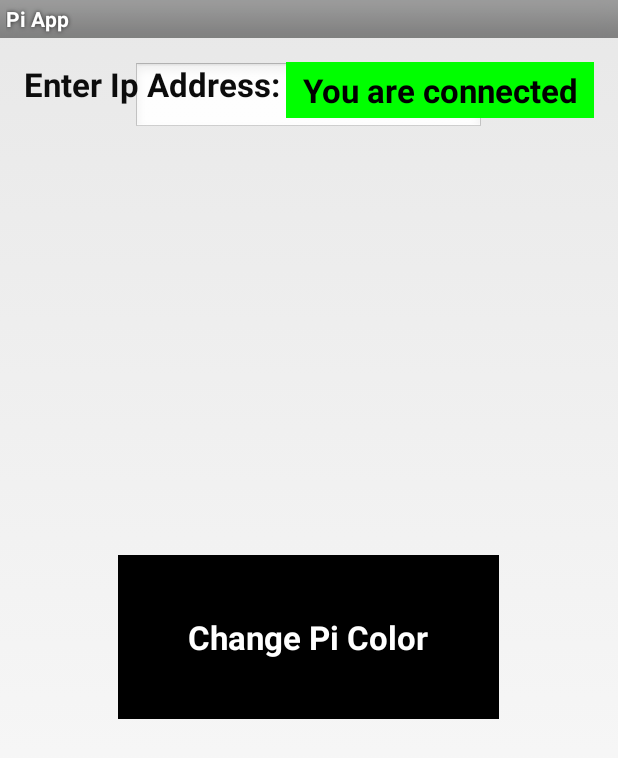
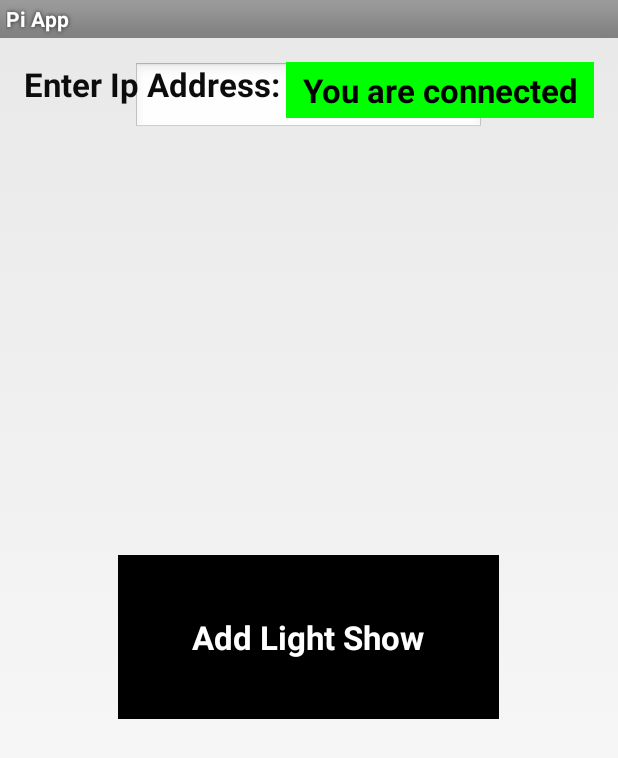
Before and after one commit to emseibert/webandmobile, an Android app: the screen it shows after launch (MainActivity), on a phone screen of 412 x 824 dp. Shown: the top 758 px of the screen. Run offline under Robolectric (Android 15) with nearby library versions, the phone set to English and light mode, and no system bars; libraries missing offline, so code that uses them is left out: com.hmkcode.http, org.apmem.tools.

```diff
--- a/app/build.gradle
+++ b/app/build.gradle
@@ -20,6 +20,7 @@ android {
 }
 
 dependencies {
+    compile 'org.apmem.tools:layouts:1.4@aar'
     compile fileTree(dir: 'libs', include: ['*.jar'])
     compile files('/Users/kristen/AndroidStudioProjects/webandmobile/libs/hmkcode-http-lib.jar')
 }
--- a/app/src/main/java/cs4720/virginia/cs/edu/piapp/MainActivity.java
+++ b/app/src/main/java/cs4720/virginia/cs/edu/piapp/MainActivity.java
@@ -1,12 +1,18 @@
 package cs4720.virginia.cs.edu.piapp;
 
 import android.app.Activity;
+import android.app.Dialog;
+import android.content.DialogInterface;
 import android.graphics.Color;
 import android.graphics.drawable.*;
 import android.os.Bundle;
 import android.view.View;
 import android.widget.Button;
 import android.widget.TextView;
+import android.content.Intent;
+import android.content.Context;
+import android.view.LayoutInflater;
+import android.view.ViewGroup;
 
 import java.io.IOException;
 import java.io.UnsupportedEncodingException;
@@ -33,9 +39,14 @@ import android.widget.TextView;
 import android.widget.Toast;
 import android.net.ConnectivityManager;
 import android.net.NetworkInfo;
+import android.app.AlertDialog;
 
 public class MainActivity extends Activity implements ColorPicker.OnColorChangedListener {
     ColorPicker p;
+    AddLightShow addLightShow;
+    AlertDialog.Builder builder;
+    AlertDialog alertDialog;
+
     int c;
     /** Called when the activity is first created. */
     @Override
@@ -44,7 +55,9 @@ public class MainActivity extends Activity implements ColorPicker.OnColorChanged
         setContentView(R.layout.activity_main);
         this.activity = this;
         final Button b = (Button) findViewById(R.id.button);
+        final Button b2 = (Button) findViewById(R.id.button2);
         p = new ColorPicker(activity, MainActivity.this, Color.WHITE);
+        addLightShow = new AddLightShow();
         if (isConnected()) {
             TextView tx = (TextView) findViewById(R.id.textView2);
             tx.setText("You are connected");
@@ -63,6 +76,14 @@ public class MainActivity extends Activity implements ColorPicker.OnColorChanged
 
             }
         });
+
+        b2.setOnClickListener(new View.OnClickListener() {
+            @Override
+            public void onClick(View v) {
+                startAddLightShow();
+
+            }
+        });
     }
 
     @Override
@@ -71,12 +92,16 @@ public class MainActivity extends Activity implements ColorPicker.OnColorChanged
         c = color;
         postData2();
     }
-
+    public void startAddLightShow() {
+        Intent someName = new Intent(MainActivity.this, AddLightShow.class);
+        startActivity(someName);
+    }
     Activity activity;
 
     public void getColor(View v) {
         new ColorPicker(activity, MainActivity.this, Color.WHITE).show();
     }
+
 
     public boolean isConnected(){
         ConnectivityManager connMgr = (ConnectivityManager) getSystemService(Activity.CONNECTIVITY_SERVICE);
--- a/app/src/main/res/layout/activity_main.xml
+++ b/app/src/main/res/layout/activity_main.xml
@@ -40,6 +40,20 @@
             android:onClick="getColor"
             android:textColor="#ffffffff" />
 
+        <Button
+            android:layout_width="254dp"
+            android:layout_height="109dp"
+            android:text="@string/submit2"
+            android:id="@+id/button2"
+            android:layout_gravity="center"
+            android:textAppearance="?android:attr/textAppearanceLarge"
+            android:textStyle="bold"
+            android:clickable="true"
+            android:enabled="true"
+            android:background="#ff000000"
+            android:onClick="getColor"
+            android:textColor="#ffffffff" />
+
         <TextView
             android:layout_width="205dp"
             android:layout_height="37dp"
--- /dev/null
+++ b/app/src/main/res/menu/add_light_show.xml
@@ -0,0 +1,8 @@
+<menu xmlns:android="http://schemas.android.com/apk/res/android"
+    xmlns:tools="http://schemas.android.com/tools"
+    tools:context="cs4720.virginia.cs.edu.piapp.AddLightShow" >
+    <item android:id="@+id/action_settings"
+        android:title="@string/action_settings"
+        android:orderInCategory="100"
+        android:showAsAction="never" />
+</menu>
--- a/app/src/main/res/values/strings.xml
+++ b/app/src/main/res/values/strings.xml
@@ -6,5 +6,8 @@
     <string name="action_settings">Settings</string>
     <string name="ipAddr">Enter Ip Address:</string>
     <string name="submit">Change Pi Color</string>
+    <string name="submit2">Add Light Show</string>
+    <string name="title_activity_add_light_show">AddLightShow</string>
+
 
 </resources>
```
Also changed, not shown: app/src/main/AndroidManifest.xml (+10 -2 lines), app/src/main/java/cs4720/virginia/cs/edu/piapp/AddLightShow.java (added, +87 -0 lines), app/src/main/res/layout/activity_add_light_show.xml (added, +140 -0 lines), 2 other files.
